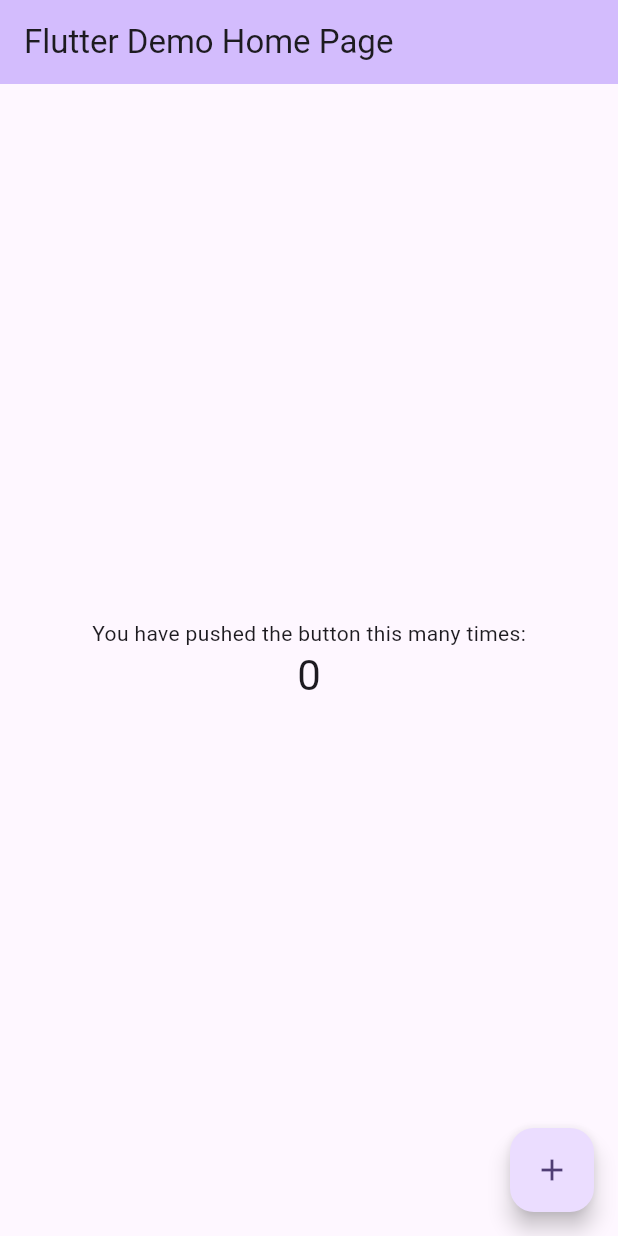
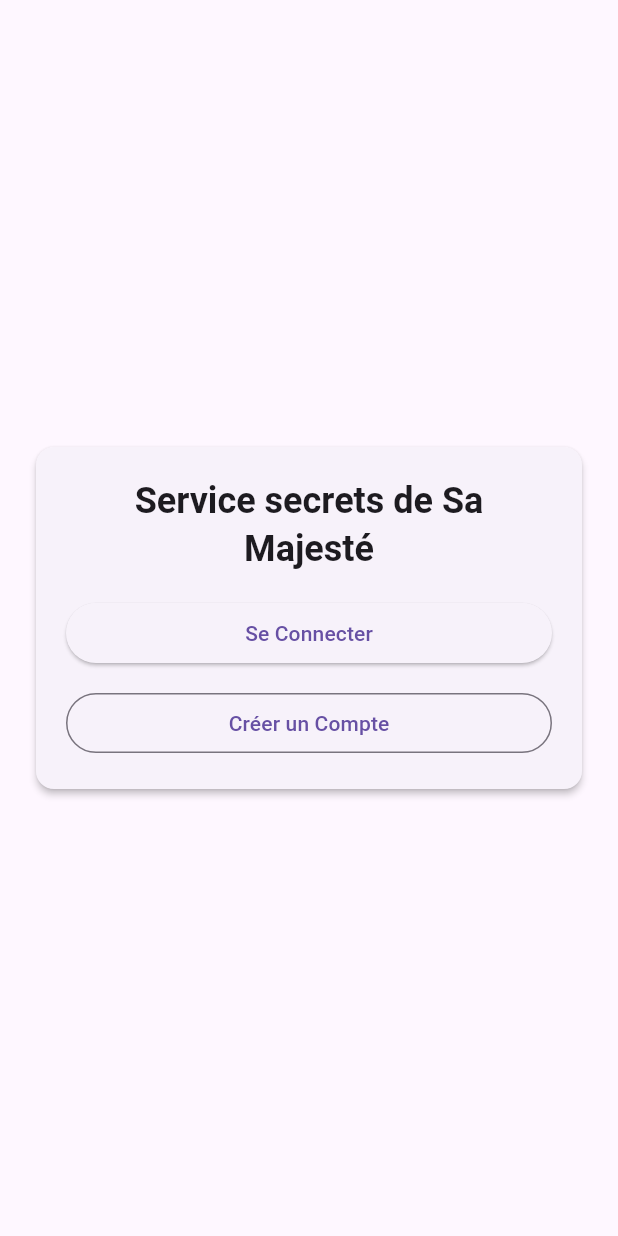
Before and after one commit to Odyce/Hellsing-Undead-or-Alive-App, a Flutter app: the screen it shows after launch, on a phone screen of 412 x 824 dp. Run offline on Flutter 3.47's test engine with Material 3 defaults, Android fonts, the phone set to English and light mode, and no system bars; our stand-ins replace cloud_firestore, firebase_auth, firebase_core, flutter_riverpod, shared_preferences; accounts and stored records are empty.

Commit message:
Login prototyped

```diff
--- a/hellsing_undead_or_applive/lib/main.dart
+++ b/hellsing_undead_or_applive/lib/main.dart
@@ -1,122 +1,56 @@
 import 'package:flutter/material.dart';
+import 'package:flutter/foundation.dart' show kIsWeb;
+import 'package:flutter_riverpod/flutter_riverpod.dart';
 
-void main() {
-  runApp(const MyApp());
+import 'package:firebase_core/firebase_core.dart';
+import 'package:firebase_auth/firebase_auth.dart';
+import 'package:shared_preferences/shared_preferences.dart';
+
+import 'firebase_options.dart';
+import 'package:hellsing_undead_or_applive/pages/login_page.dart';
+import 'package:hellsing_undead_or_applive/pages/user_homepage.dart';
+import 'package:hellsing_undead_or_applive/pages/auth_gate.dart';
+
+
+Future<void> main() async {
+  WidgetsFlutterBinding.ensureInitialized();
+  await Firebase.initializeApp(
+    options: DefaultFirebaseOptions.currentPlatform,
+  );
+
+  final prefs = await SharedPreferences.getInstance();
+  final remember = prefs.getBool('remember_me') ?? true;
+
+  // Sur mobile (non-web), si remember est false, on déconnecte à chaque démarrage
+  if (!kIsWeb && !remember) {
+    await FirebaseAuth.instance.signOut();
+  }
+
+  runApp(
+    const ProviderScope(child: MyApp()),
+    );
 }
 
 class MyApp extends StatelessWidget {
   const MyApp({super.key});
 
-  // This widget is the root of your application.
   @override
   Widget build(BuildContext context) {
     return MaterialApp(
-      title: 'Flutter Demo',
-      theme: ThemeData(
-        // This is the theme of your application.
-        //
-        // TRY THIS: Try running your application with "flutter run". You'll see
-        // the application has a purple toolbar. Then, without quitting the app,
-        // try changing the seedColor in the colorScheme below to Colors.green
-        // and then invoke "hot reload" (save your changes or press the "hot
-        // reload" button in a Flutter-supported IDE, or press "r" if you used
-        // the command line to start the app).
-        //
-        // Notice that the counter didn't reset back to zero; the application
-        // state is not lost during the reload. To reset the state, use hot
-        // restart instead.
-        //
-        // This works for code too, not just values: Most code changes can be
-        // tested with just a hot reload.
-        colorScheme: .fromSeed(seedColor: Colors.deepPurple),
-      ),
-      home: const MyHomePage(title: 'Flutter Demo Home Page'),
+      debugShowCheckedModeBanner: false,
+      title: 'Hellsing App',
+      theme: ThemeData(useMaterial3: true),
+
+      // Routes pour plus tard
+      routes: {
+        '/login': (_) => const LoginPage(),
+        '/home': (_) => const HomePage(),
+        // '/settings': (_) => const SettingsPage(),
+        // etc.
+      },
+
+      // AuthGate décide quoi afficher
+      home: const AuthGate(),
     );
   }
 }
-
-class MyHomePage extends StatefulWidget {
-  const MyHomePage({super.key, required this.title});
-
-  // This widget is the home page of your application. It is stateful, meaning
-  // that it has a State object (defined below) that contains fields that affect
-  // how it looks.
-
-  // This class is the configuration for the state. It holds the values (in this
-  // case the title) provided by the parent (in this case the App widget) and
-  // used by the build method of the State. Fields in a Widget subclass are
-  // always marked "final".
-
-  final String title;
-
-  @override
-  State<MyHomePage> createState() => _MyHomePageState();
-}
-
-class _MyHomePageState extends State<MyHomePage> {
-  int _counter = 0;
-
-  void _incrementCounter() {
-    setState(() {
-      // This call to setState tells the Flutter framework that something has
-      // changed in this State, which causes it to rerun the build method below
-      // so that the display can reflect the updated values. If we changed
-      // _counter without calling setState(), then the build method would not be
-      // called again, and so nothing would appear to happen.
-      _counter++;
-    });
-  }
-
-  @override
-  Widget build(BuildContext context) {
-    // This method is rerun every time setState is called, for instance as done
-    // by the _incrementCounter method above.
-    //
-    // The Flutter framework has been optimized to make rerunning build methods
-    // fast, so that you can just rebuild anything that needs updating rather
-    // than having to individually change instances of widgets.
-    return Scaffold(
-      appBar: AppBar(
-        // TRY THIS: Try changing the color here to a specific color (to
-        // Colors.amber, perhaps?) and trigger a hot reload to see the AppBar
-        // change color while the other colors stay the same.
-        backgroundColor: Theme.of(context).colorScheme.inversePrimary,
-        // Here we take the value from the MyHomePage object that was created by
-        // the App.build method, and use it to set our appbar title.
-        title: Text(widget.title),
-      ),
-      body: Center(
-        // Center is a layout widget. It takes a single child and positions it
-        // in the middle of the parent.
-        child: Column(
-          // Column is also a layout widget. It takes a list of children and
-          // arranges them vertically. By default, it sizes itself to fit its
-          // children horizontally, and tries to be as tall as its parent.
-          //
-          // Column has various properties to control how it sizes itself and
-          // how it positions its children. Here we use mainAxisAlignment to
-          // center the children vertically; the main axis here is the vertical
-          // axis because Columns are vertical (the cross axis would be
-          // horizontal).
-          //
-          // TRY THIS: Invoke "debug painting" (choose the "Toggle Debug Paint"
-          // action in the IDE, or press "p" in the console), to see the
-          // wireframe for each widget.
-          mainAxisAlignment: .center,
-          children: [
-            const Text('You have pushed the button this many times:'),
-            Text(
-              '$_counter',
-              style: Theme.of(context).textTheme.headlineMedium,
-            ),
-          ],
-        ),
-      ),
-      floatingActionButton: FloatingActionButton(
-        onPressed: _incrementCounter,
-        tooltip: 'Increment',
-        child: const Icon(Icons.add),
-      ),
-    );
-  }
-}
--- /dev/null
+++ b/hellsing_undead_or_applive/lib/pages/auth_gate.dart
@@ -0,0 +1,29 @@
+import 'package:firebase_auth/firebase_auth.dart';
+import 'package:flutter/material.dart';
+
+import 'login_page.dart';
+import 'user_homepage.dart';
+
+class AuthGate extends StatelessWidget {
+  const AuthGate({super.key});
+
+  @override
+  Widget build(BuildContext context) {
+    return StreamBuilder<User?>(
+      stream: FirebaseAuth.instance.authStateChanges(),
+      builder: (context, snapshot) {
+        if (snapshot.connectionState == ConnectionState.waiting) {
+          return const Scaffold(
+            body: Center(child: CircularProgressIndicator()),
+          );
+        }
+
+        final user = snapshot.data;
+        if (user == null) return const LoginPage();
+
+        // Connecté => zone app
+        return const HomePage(); // ou UserHomePage si ta classe s’appelle comme ça
+      },
+    );
+  }
+}
--- /dev/null
+++ b/hellsing_undead_or_applive/lib/pages/login_page.dart
@@ -0,0 +1,380 @@
+import 'package:flutter/material.dart';
+import 'package:firebase_auth/firebase_auth.dart';
+import 'package:flutter/foundation.dart' show kIsWeb;
+import 'package:shared_preferences/shared_preferences.dart';
+import 'package:cloud_firestore/cloud_firestore.dart';
+
+
+class LoginPage extends StatefulWidget {
+  const LoginPage({super.key});
+
+  @override
+  State<LoginPage> createState() => _LoginPageState();
+}
+
+class _LoginPageState extends State<LoginPage> {
+  bool _showLogingForm = false;
+  bool _isRegisterMode = false;
+  bool _rememberMe = false;
+  bool _hidePassword = true;
+  bool _hideConfirmPassword = true;
+  bool _loading = false;
+
+  String? _error;
+
+  final _emailController = TextEditingController();
+  final _passwordController = TextEditingController();
+  final _confirmPasswordController = TextEditingController();
+  final _pseudoController = TextEditingController();
+
+  Future<void> _signIn() async {
+    setState(() {
+      _loading = true;
+      _error = null;
+    });
+
+    try {
+      final email = _emailController.text.trim();
+      final password = _passwordController.text;
+
+      if (email.isEmpty || password.isEmpty) {
+          throw Exception("Accréditation et code secret requis.");
+      }
+
+      // Persistance "Remember me"
+      if (kIsWeb) {
+          await FirebaseAuth.instance.setPersistence(
+          _rememberMe ? Persistence.LOCAL : Persistence.SESSION,
+        );
+      }
+
+      // Connexion
+      await FirebaseAuth.instance.signInWithEmailAndPassword(
+          email: email,
+          password: password,
+      ); // :contentReference[oaicite:5]{index=5}
+
+      // Côté mobile: on stocke juste le choix "remember"
+      final prefs = await SharedPreferences.getInstance();
+      await prefs.setBool('remember_me', _rememberMe);
+      await prefs.setString('remembered_email', email);
+
+    } on FirebaseAuthException catch (e) {
+      setState(() => _error = _friendlyAuthError(e));
+    } catch (e) {
+      setState(() => _error = e.toString());
+    } finally {
+      setState(() => _loading = false);
+    }
+  }
+
+  String _friendlyAuthError(FirebaseAuthException e) {
+    switch (e.code) {
+      case 'user-not-found':
+        return "Il semblerait que ton compte n'existe pas.";
+      case 'wrong-password':
+        return "Code secret incorrect.";
+      case 'invalid-email':
+        return "Email invalide.";
+      case 'user-disabled':
+        return "Ce compte est désactivé, envoie un message aux admins.";
+      default:
+        return "Connexion impossible (${e.code}).";
+    }
+  }
+
+  Future<void> _signUp() async {
+    setState(() {
+      _loading = true;
+      _error = null;
+    });
+
+    try {
+      final email = _emailController.text.trim();
+      final password = _passwordController.text;
+      final confirm = _confirmPasswordController.text;
+      final pseudo = _pseudoController.text.trim();
+      final uid = FirebaseAuth.instance.currentUser!.uid;
+
+      if (email.isEmpty || password.isEmpty) {
+        throw Exception("Accréditation et code secret requis.");
+      }
+
+      if (password != confirm) {
+        throw Exception("Les codes secrets ne correspondent pas.");
+      }
+
+      if (pseudo.isEmpty) {
+        throw Exception("Pseudo requis.");
+      }
+
+      // Sur Web, on applique la persistance avant auth (comme pour login)
+      if (kIsWeb) {
+        await FirebaseAuth.instance.setPersistence(
+          _rememberMe ? Persistence.LOCAL : Persistence.SESSION,
+        );
+      }
+
+      final cred = await FirebaseAuth.instance
+          .createUserWithEmailAndPassword(email: email, password: password);
+
+      // Optionnel mais recommandé : vérification email
+      await cred.user?.sendEmailVerification();
+
+      await FirebaseFirestore.instance.collection('users').doc(uid).set({
+        'pseudo': pseudo,
+        'role': 'user',
+        'createdAt': FieldValue.serverTimestamp(),
+      }, SetOptions(merge: false));
+
+      // Sauver le choix remember (sans jamais sauvegarder le mdp)
+      final prefs = await SharedPreferences.getInstance();
+      await prefs.setBool('remember_me', _rememberMe);
+      await prefs.setString('remembered_email', email);
+
+      // Pour tes tests, tu peux afficher un message
+      if (mounted) {
+        ScaffoldMessenger.of(context).showSnackBar(
+          const SnackBar(content: Text("Compte créé. Bienvenue, vérifie tes emails s'il te plaît.")),
+        );
+      }
+    } on FirebaseAuthException catch (e) {
+      setState(() => _error = _friendlySignUpError(e));
+    } catch (e) {
+      setState(() => _error = e.toString());
+    } finally {
+      setState(() => _loading = false);
+    }
+  }
+
+  String _friendlySignUpError(FirebaseAuthException e) {
+    switch (e.code) {
+      case 'email-already-in-use':
+        return "Il semblerait que cet email soit déjà utilisé.";
+      case 'invalid-email':
+        return "Email invalide.";
+      case 'operation-not-allowed':
+        return "Si tu vois cet erreur, c'est pas normal, contact un admin, code KEBAB.";
+      case 'weak-password':
+        return "Ton code secret est pas assez secret.";
+      default:
+        return "Création impossible (${e.code}).";
+    }
+  }
+
+  @override
+  void dispose() {
+    _emailController.dispose();
+    _passwordController.dispose();
+    _confirmPasswordController.dispose();
+    _pseudoController.dispose();
+    super.dispose();
+  }
+
+  @override
+  Widget build(BuildContext context) {
+    final theme = Theme.of(context);
+
+    return Scaffold(
+      body: SafeArea(
+        child: LayoutBuilder(
+          builder: (context, constraints) {
+            final width = constraints.maxWidth;
+
+            //Breakpoint simple
+            final isDesktop = width >= 900;
+
+            final contentMaxWidth = isDesktop ? 520.0 : double.infinity;
+
+            return Center(
+              child: SingleChildScrollView(
+                padding: const EdgeInsets.all(20),
+                child: ConstrainedBox(
+                  constraints: BoxConstraints(maxWidth: contentMaxWidth),
+                  child: Card(
+                    elevation: isDesktop ? 6 : 2,
+                    child: Padding(
+                      padding: const EdgeInsets.all(20),
+                      child: AnimatedSize(
+                        duration: const Duration(milliseconds: 300),
+                        curve: Curves.easeInOut,
+                        child: Column(
+                          mainAxisSize: MainAxisSize.min,
+                          crossAxisAlignment: CrossAxisAlignment.stretch,
+                          children: [
+                            Text(
+                              "Service secrets de Sa Majesté",
+                              style: theme.textTheme.headlineSmall?.copyWith(
+                                fontWeight: FontWeight.w700,
+                              ),
+                              textAlign: TextAlign.center,
+                            ),
+                            const SizedBox(height: 16,),
+
+                            if (!_showLogingForm) ...[
+                              ElevatedButton(
+                                onPressed: () {
+                                  setState(() {
+                                    _showLogingForm = true;
+                                    _isRegisterMode = false;
+                                    _confirmPasswordController.clear();
+                                    _passwordController.clear();
+                                    _emailController.clear();
+                                  });
+                                },
+                                child: const Text("Se Connecter"),
+                              ),
+                              const SizedBox(height: 12,),
+                              OutlinedButton(
+                                onPressed:() {
+                                  setState(() {
+                                    _showLogingForm = true;
+                                    _isRegisterMode = true;
+                                    _confirmPasswordController.clear();
+                                    _passwordController.clear();
+                                    _emailController.clear();
+                                  });
+                                },
+                                child: const Text("Créer un Compte"),
+                              ),
+                            ] else...[
+                              // Formulaire
+                              if (_isRegisterMode) ...[
+                                TextField(
+                                  controller: _pseudoController,
+                                  textInputAction: TextInputAction.next,
+                                  decoration: const InputDecoration(
+                                    labelText: 'Pseudo :',
+                                    border: OutlineInputBorder(),
+                                  ),
+                                ),
+                                const SizedBox(height: 12),
+                              ],
+
+                              TextField(
+                                controller: _emailController,
+                                keyboardType: TextInputType.emailAddress,
+                                autofillHints: const [AutofillHints.email],
+                                decoration: const InputDecoration(
+                                  labelText: "Accréditation (mail) :",
+                                  hintText: "ex: abel@hellsing.uk",
+                                  border: OutlineInputBorder(),
+                                ),
+                              ),
+                              const SizedBox(height: 12,),
+
+                              TextField(
+                                controller: _passwordController,
+                                obscureText: _hidePassword,
+                                autofillHints: const [AutofillHints.password],
+                                decoration: InputDecoration(
+                                  labelText: "Code secret :",
+                                  border: const OutlineInputBorder(),
+                                  suffixIcon: IconButton(
+                                    tooltip: _hidePassword ? 'Afficher' : 'Masquer',
+                                    onPressed: () {
+                                      setState(() {
+                                        _hidePassword = !_hidePassword;
+                                      });
+                                    },
+                                    icon: Icon(
+                                      _hidePassword ? Icons.visibility : Icons.visibility_off,
+                                    ),
+                                  ),
+                                ),
+                              ),
+                              const SizedBox(height: 12,),
+
+                              if (_isRegisterMode) ...[
+                                const SizedBox(height: 12),
+                                TextField(
+                                  controller: _confirmPasswordController,
+                                  obscureText: _hideConfirmPassword,
+                                  decoration: InputDecoration(
+                                    labelText: "Es-tu sur de vouloir ce code secret ?",
+                                    border: const OutlineInputBorder(),
+                                    suffixIcon: IconButton(
+                                      tooltip: _hideConfirmPassword ? 'Afficher' : 'Masquer',
+                                      onPressed: () {
+                                        setState(() => _hideConfirmPassword = !_hideConfirmPassword);
+                                      },
+                                      icon: Icon(
+                                        _hideConfirmPassword ? Icons.visibility : Icons.visibility_off,
+                                      ),
+                                    ),
+                                  ),
+                                ),
+                              ],
+
+                              Row(
+                                children: [
+                                  Checkbox(
+                                    value: _rememberMe,
+                                    onChanged: (v) {
+                                      setState(() => _rememberMe = v ?? false);
+                                    },
+                                  ),
+                                  const Expanded(
+                                    child: Text("T'as pas intérêt à m'oublier..."),
+                                  ),
+                                ],
+                              ),
+                              const SizedBox(height: 8,),
+
+                              if (_error != null) ...[
+                                Text(
+                                  _error!,
+                                  style: const TextStyle(color: Colors.red),
+                                ),
+                                const SizedBox(height: 8),
+                              ],
+
+                              ElevatedButton(
+                                onPressed: _loading ? null : (_isRegisterMode ? _signUp :  _signIn),
+                                child: _loading
+                                  ? const SizedBox(
+                                    height: 18,
+                                    width: 18,
+                                    child: CircularProgressIndicator(strokeWidth: 2),
+                                  )
+                                  : Text(_isRegisterMode ? "Embauchez-moi." : "Laisse-moi entrer."),
+                              ),
+                              const SizedBox(height: 12,),
+
+                              TextButton(
+                                onPressed: () {
+                                  setState(() {
+                                    _isRegisterMode = !_isRegisterMode;
+                                    _confirmPasswordController.clear();
+                                    _passwordController.clear();
+                                    _emailController.clear();
+                                  },);
+                                },
+                                child: Text(
+                                  _isRegisterMode
+                                      ? "Je suis déjà embauché"
+                                      : "Je dois me faire embaucher",
+                                ),
+                              ),
+
+                              TextButton(
+                                onPressed: () {
+                                  setState(() => _showLogingForm = false);
+                                },
+                                child: const Text("Une autre fois"),
+                              ),
+                            ]
+                          ],
+                        ),
+                      ),
+                    ),
+                  )
+                ),
+              ),
+            );
+          }
+        ),
+      ),
+    );
+  }
+}
```
Also changed, not shown: hellsing_undead_or_applive/lib/pages/user_homepage.dart (added, +119 -0 lines), hellsing_undead_or_applive/pubspec.yaml (+10 -0 lines), hellsing_undead_or_applive/firebase.json (added), hellsing_undead_or_applive/lib/firebase_options.dart (added), 3 other files.
